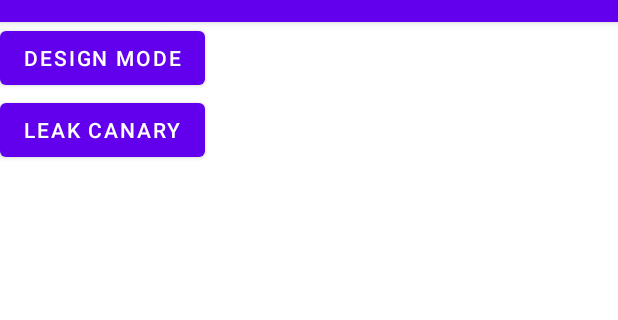
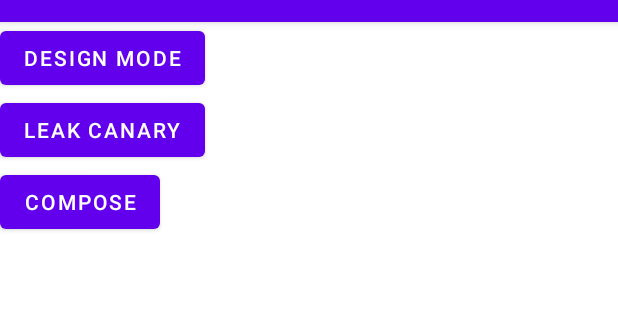
Before and after one commit to Thug-Han/Evolution, an Android app: the screen it shows after launch (MainActivity), on a phone screen of 412 x 824 dp, the part 62-382 px from its top. Run offline under Robolectric (Android 15) with nearby library versions, the phone set to English and light mode, and no system bars; libraries missing offline, so code that uses them is left out: com.alibaba.android, com.thughan.android, com.thughan.designmode, com.thughan.kotlin; 3 statements that could not run were skipped.

Commit message:
添加Compose界面 增加各module变量逻辑在lib和application变换

```diff
--- a/app/build.gradle
+++ b/app/build.gradle
@@ -1,5 +1,5 @@
 apply plugin: 'com.android.application'
-
+apply plugin: 'kotlin-android'
 android {
     namespace "com.thughan.evolution"
     compileSdkVersion androidVersion.compileSdkVersion
--- a/app/src/main/java/com/thughan/evolution/MainActivity.java
+++ b/app/src/main/java/com/thughan/evolution/MainActivity.java
@@ -9,21 +9,28 @@ import androidx.appcompat.app.AppCompatActivity;
 import com.alibaba.android.arouter.launcher.ARouter;
 import com.thughan.android.ModuleConstants;
 import com.thughan.designmode.DesignConstants;
+import com.thughan.kotlin.KotlinConstants;
 
 public class MainActivity extends AppCompatActivity implements View.OnClickListener {
     private Button mDesignMode;
     private Button mLeakCanary;
+    private Button mCompose;
 
     @Override
     protected void onCreate(Bundle savedInstanceState) {
         super.onCreate(savedInstanceState);
         setContentView(R.layout.activity_main);
         ARouter.init(getApplication());
+        ARouter.openDebug();
+        ARouter.openLog();
+
         mDesignMode = findViewById(R.id.btn_design_mode);
         mLeakCanary = findViewById(R.id.btn_leak_canary);
+        mCompose = findViewById(R.id.btn_compose);
 
         mLeakCanary.setOnClickListener(this);
         mDesignMode.setOnClickListener(this);
+        mCompose.setOnClickListener(this);
     }
 
     @Override
@@ -33,6 +40,8 @@ public class MainActivity extends AppCompatActivity implements View.OnClickListe
             ARouter.getInstance().build(DesignConstants.ACTIVITY_PATH).navigation();
         } else if (id == R.id.btn_leak_canary) {
             ARouter.getInstance().build(ModuleConstants.ACTIVITY_PATH).navigation();
+        } else if (id == R.id.btn_compose) {
+            ARouter.getInstance().build(KotlinConstants.ACTIVITY_COMPOSE_PATH).navigation();
         }
     }
 }
--- a/app/src/main/res/layout/activity_main.xml
+++ b/app/src/main/res/layout/activity_main.xml
@@ -18,4 +18,10 @@
         android:layout_height="wrap_content"
         android:text="leak canary" />
 
+    <Button
+        android:id="@+id/btn_compose"
+        android:layout_width="wrap_content"
+        android:layout_height="wrap_content"
+        android:text="Compose" />
+
 </LinearLayout>
--- a/build.gradle
+++ b/build.gradle
@@ -7,7 +7,7 @@ buildscript {
     }
     dependencies {
         classpath "com.android.tools.build:gradle:8.1.0"
-        classpath 'org.jetbrains.kotlin:kotlin-gradle-plugin:1.6.20'
+        classpath 'org.jetbrains.kotlin:kotlin-gradle-plugin:1.7.20'
 
         // NOTE: Do not place your application dependencies here; they belong
         // in the individual module build.gradle files
--- a/versions.gradle
+++ b/versions.gradle
@@ -7,10 +7,10 @@ ext {
 
     androidVersion = [
             applicationId    : "com.thughan.evolution",
-            compileSdkVersion: 30,
+            compileSdkVersion: 34,
             buildToolsVersion: "33.0.1",
-            minSdkVersion    : 19,
-            targetSdkvErsion : 30,
+            minSdkVersion    : 21,
+            targetSdkvErsion : 34,
             versionCode      : 1,
             versionName      : "1.0.0",
     ]
```
